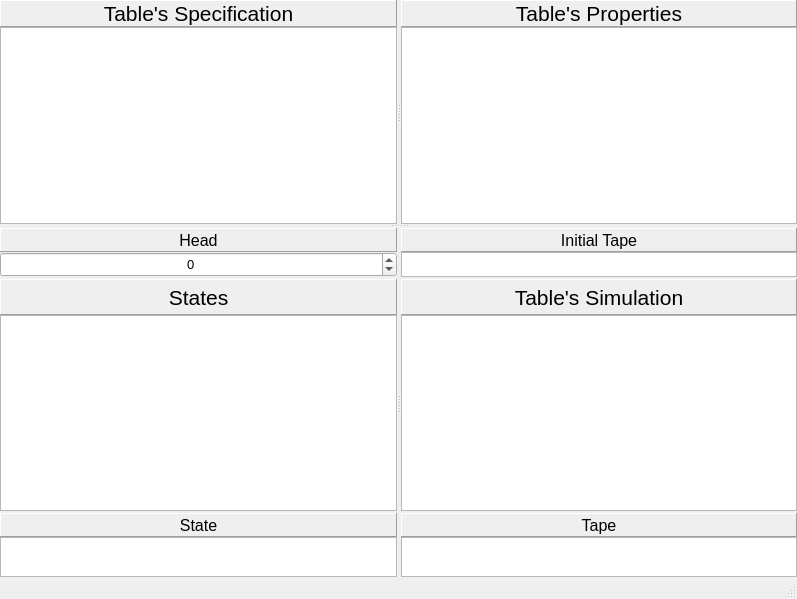
The window that Qt/TuringsMachineSimulator/machinesimulation.ui (fabioalves98/TuringsMachineGenerator) describes before a commit, drawn with Qt 5.
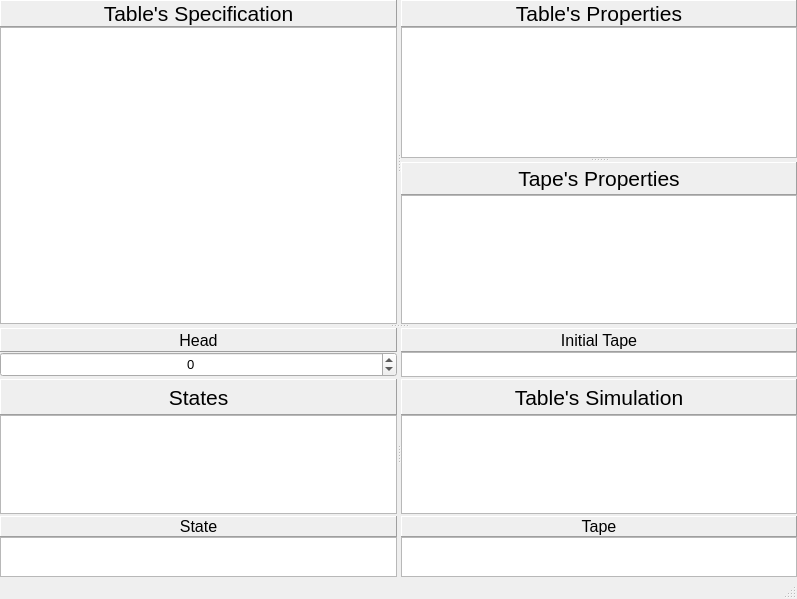
The same window after the commit.

Commit message: Divided properties in table's and tape's

```diff
--- a/Qt/TuringsMachineSimulator/machinesimulation.ui
+++ b/Qt/TuringsMachineSimulator/machinesimulation.ui
@@ -77,6 +77,10 @@
          </item>
         </layout>
        </widget>
+       <widget class="QSplitter" name="propSplit">
+        <property name="orientation">
+         <enum>Qt::Vertical</enum>
+        </property>
        <widget class="QWidget" name="layoutWidget_2">
         <layout class="QVBoxLayout" name="Properties">
          <property name="spacing">
@@ -107,9 +111,60 @@
           </widget>
          </item>
          <item>
-          <widget class="QListWidget" name="propList"/>
-         </item>
-        </layout>
+           <widget class="QListWidget" name="tablePropList"/>
+          </item>
+         </layout>
+        </widget>
+        <widget class="QWidget" name="layoutWidget">
+         <layout class="QVBoxLayout" name="tapeProp">
+          <property name="spacing">
+           <number>0</number>
+          </property>
+          <item>
+           <widget class="QLabel" name="label">
+            <property name="minimumSize">
+             <size>
+              <width>0</width>
+              <height>33</height>
+             </size>
+            </property>
+            <property name="maximumSize">
+             <size>
+              <width>16777215</width>
+              <height>33</height>
+             </size>
+            </property>
+            <property name="font">
+             <font>
+              <pointsize>16</pointsize>
+             </font>
+            </property>
+            <property name="frameShape">
+             <enum>QFrame::Panel</enum>
+            </property>
+            <property name="frameShadow">
+             <enum>QFrame::Raised</enum>
+            </property>
+            <property name="text">
+             <string>Tape's Properties</string>
+            </property>
+            <property name="alignment">
+             <set>Qt::AlignCenter</set>
+            </property>
+           </widget>
+          </item>
+          <item>
+           <widget class="QListWidget" name="tapePropList">
+            <property name="minimumSize">
+             <size>
+              <width>0</width>
+              <height>50</height>
+             </size>
+            </property>
+           </widget>
+          </item>
+         </layout>
+        </widget>
        </widget>
       </widget>
       <widget class="QSplitter" name="simSplit">
```
Left out of the diff: 2 changed lines with no effect on the pictures. Lines whose indentation alone changed are shown as unchanged. The commit also changes 17 other files.
